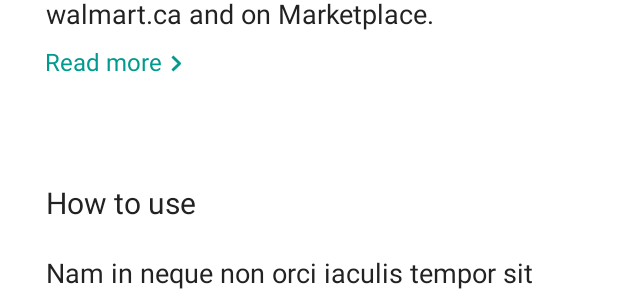
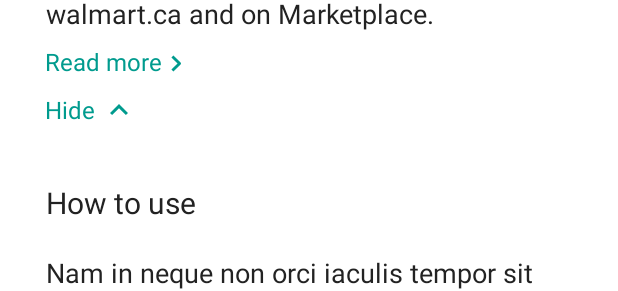
Before and after one commit to aliyousefpoor/DesignTest, an Android app: the layout starbucks_gift_card.xml on its own in the app's theme, with its tools: preview values and no code run, scrolled down 276 dp, on a phone screen of 412 x 824 dp. Shown: the part 282-573 px from the top of the screen. Run offline under Robolectric (Android 15) with nearby library versions, the phone set to English and light mode, and no system bars.

Commit message:
handle read more for starbucks gift card

```diff
--- a/app/src/main/java/com/example/designtest/StarbucksGiftCard.kt
+++ b/app/src/main/java/com/example/designtest/StarbucksGiftCard.kt
@@ -4,9 +4,15 @@ import android.os.Bundle
 import android.view.LayoutInflater
 import android.view.View
 import android.view.ViewGroup
+import android.widget.TextView
+import androidx.constraintlayout.widget.ConstraintLayout
 import androidx.fragment.app.Fragment
 
-class StarbucksGiftCard:Fragment() {
+class StarbucksGiftCard : Fragment() {
+    private lateinit var readMoreLayout: ConstraintLayout
+    private lateinit var hideLayout: ConstraintLayout
+    private lateinit var moreDescription: TextView
+
     override fun onCreateView(
         inflater: LayoutInflater,
         container: ViewGroup?,
@@ -14,4 +20,27 @@ class StarbucksGiftCard:Fragment() {
     ): View? {
         return inflater.inflate(R.layout.starbucks_gift_card, container, false)
     }
+
+    override fun onViewCreated(view: View, savedInstanceState: Bundle?) {
+        super.onViewCreated(view, savedInstanceState)
+        readMoreLayout = view.findViewById(R.id.readMoreLayout)
+        hideLayout = view.findViewById(R.id.hideLayout)
+        moreDescription = view.findViewById(R.id.moreDescription)
+
+
+        hideLayout.visibility = View.GONE
+
+        readMoreLayout.setOnClickListener {
+            readMoreLayout.visibility = View.GONE
+            moreDescription.setText(R.string.moreDescription)
+            hideLayout.visibility = View.VISIBLE
+        }
+
+        hideLayout.setOnClickListener {
+            hideLayout.visibility = View.GONE
+            moreDescription.text = null
+            readMoreLayout.visibility = View.VISIBLE
+
+        }
+    }
 }
--- /dev/null
+++ b/app/src/main/res/drawable/arrow_up.xml
@@ -0,0 +1,10 @@
+<vector xmlns:android="http://schemas.android.com/apk/res/android"
+    android:width="24dp"
+    android:height="24dp"
+    android:viewportWidth="24"
+    android:viewportHeight="24"
+    android:tint="#009B8E">
+  <path
+      android:fillColor="#009B8E"
+      android:pathData="M7.41,15.41L12,10.83l4.59,4.58L18,14l-6,-6 -6,6z"/>
+</vector>
--- a/app/src/main/res/font/manrope.xml
+++ b/app/src/main/res/font/manrope.xml
@@ -2,7 +2,8 @@
 <font-family xmlns:android="http://schemas.android.com/apk/res/android">
 
     <font android:fontStyle="normal"
-        android:font="@font/manrope_medium"/>
+        android:font="@font/manrope_medium"
+        />
     <font android:fontStyle="italic"
         android:font="@font/manrope_regular"/>
 
--- a/app/src/main/res/layout/product_adapter.xml
+++ b/app/src/main/res/layout/product_adapter.xml
@@ -22,6 +22,7 @@
         android:padding="8dp"
         android:textColor="#222222"
         android:textSize="13sp"
+        android:fontFamily="@font/manrope"
         app:layout_constraintEnd_toEndOf="@id/productImages"
         app:layout_constraintStart_toStartOf="@id/productImages"
         app:layout_constraintTop_toBottomOf="@id/productImages" />
--- a/app/src/main/res/layout/starbucks_gift_card.xml
+++ b/app/src/main/res/layout/starbucks_gift_card.xml
@@ -188,6 +188,49 @@
         </androidx.constraintlayout.widget.ConstraintLayout>
 
         <TextView
+            android:id="@+id/moreDescription"
+            android:layout_width="351dp"
+            android:layout_height="wrap_content"
+            android:layout_marginTop="7dp"
+            android:textColor="#222222"
+            android:textSize="18sp"
+            app:layout_constraintEnd_toEndOf="parent"
+            app:layout_constraintStart_toStartOf="parent"
+            app:layout_constraintTop_toBottomOf="@id/starGiftDescription" />
+
+        <androidx.constraintlayout.widget.ConstraintLayout
+            android:id="@+id/hideLayout"
+            android:layout_width="95dp"
+            android:layout_height="24dp"
+            android:layout_marginStart="30dp"
+            android:layout_marginTop="8dp"
+            app:layout_constraintStart_toStartOf="parent"
+            app:layout_constraintTop_toBottomOf="@id/moreDescription">
+
+            <TextView
+                android:id="@+id/hide"
+                android:layout_width="wrap_content"
+                android:layout_height="24dp"
+                android:gravity="center_vertical"
+                android:text="Hide"
+                android:textColor="#009B8E"
+                android:textSize="16sp"
+                app:layout_constraintStart_toStartOf="parent"
+                app:layout_constraintTop_toTopOf="parent" />
+
+            <ImageView
+                android:id="@+id/hideArrow"
+                android:layout_width="wrap_content"
+                android:layout_height="wrap_content"
+                android:layout_marginStart="4dp"
+                android:src="@drawable/arrow_up"
+                app:layout_constraintStart_toEndOf="@id/hide"
+                app:layout_constraintTop_toTopOf="@id/hide"
+                app:layout_constraintBottom_toBottomOf="@id/hide"
+                />
+        </androidx.constraintlayout.widget.ConstraintLayout>
+
+        <TextView
             android:id="@+id/howUse"
             android:layout_width="351dp"
             android:layout_height="28dp"
@@ -197,7 +240,7 @@
             android:textSize="20sp"
             app:layout_constraintEnd_toEndOf="parent"
             app:layout_constraintStart_toStartOf="parent"
-            app:layout_constraintTop_toBottomOf="@id/readMoreLayout" />
+            app:layout_constraintTop_toBottomOf="@id/moreDescription" />
 
         <TextView
             android:id="@+id/howUseDescription"
@@ -284,7 +327,7 @@
             android:layout_marginTop="121dp"
             app:layout_constraintBottom_toBottomOf="parent"
             app:layout_constraintStart_toStartOf="parent"
-            app:layout_constraintTop_toBottomOf="@id/ellipse3"/>
+            app:layout_constraintTop_toBottomOf="@id/ellipse3" />
 
         <TextView
             android:id="@+id/claim"
--- a/app/src/main/res/values/strings.xml
+++ b/app/src/main/res/values/strings.xml
@@ -8,4 +8,5 @@
     <string name="title1">Nivea women deo clear spray invisible for black and white </string>
     <string name="title2">Extra Whitening Roll-On Whitening Deodorant</string>
     <string name="title3">NIVEA Double Effect Eye Make-Up Remover</string>
+    <string name="moreDescription">Offrez une carte-cadeau Walmart, un cadeau de choix et pratique! Des vêtements, aux meubles et aux aliments, les cartes-cadeaux Walmart peuvent être échanges dans toutes les succursales Walmart du Canada, walmart.ca</string>
 </resources>
```
Lines whose indentation alone changed are shown as unchanged.
